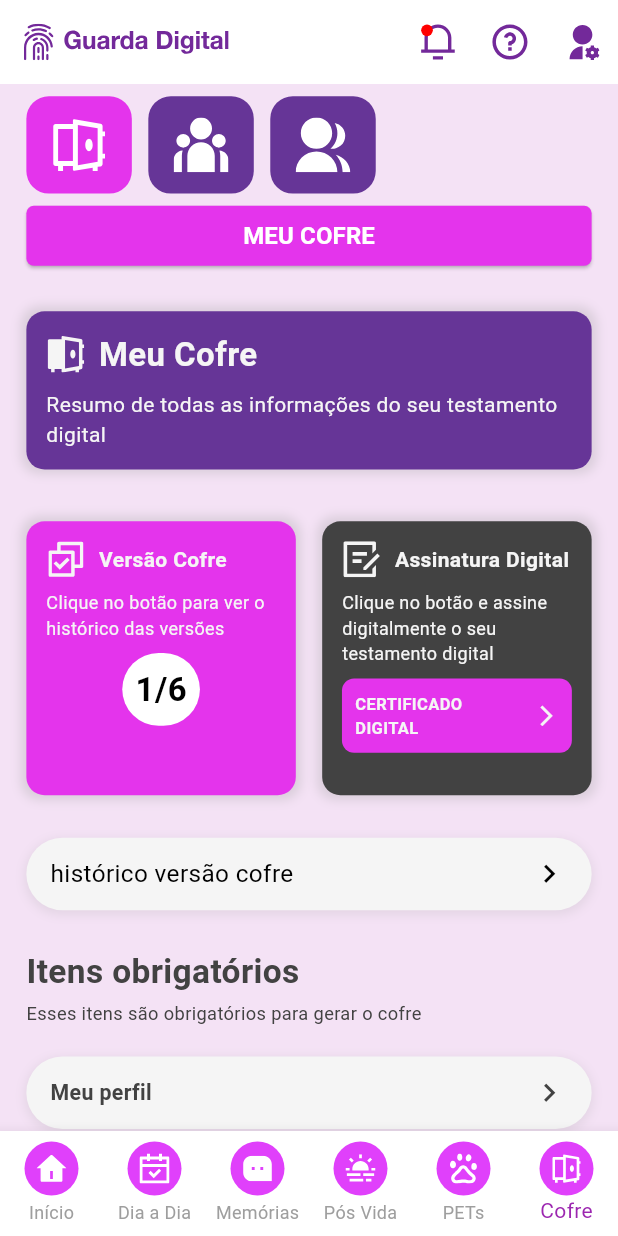
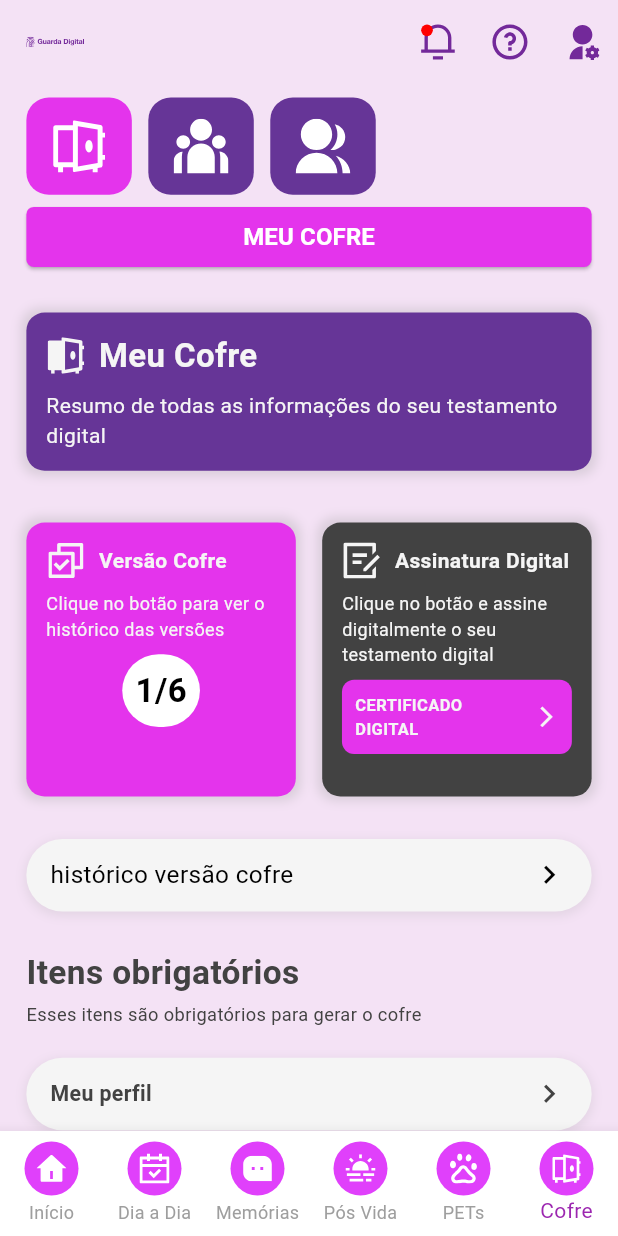
Before and after one commit to Daniel-Ryro/flutter-teste, a Flutter app: the VaultScreen screen opened by its route, on a phone screen of 412 x 824 dp. Run offline on Flutter 3.47's test engine with Material 3 defaults, Android fonts, the phone set to English and light mode, and no system bars; our stand-ins replace dio, flutter_screenutil, flutter_secure_storage, flutter_svg, get_it; accounts and stored records are empty.

Commit message:
create custom app bar

```diff
--- a/lib/core/widgets/custom_app_bar.dart
+++ b/lib/core/widgets/custom_app_bar.dart
@@ -1,31 +1,50 @@
 import 'package:flutter/material.dart';
+import 'package:flutter_screenutil/flutter_screenutil.dart';
 import 'package:flutter_svg/flutter_svg.dart';
-import 'package:flutter_screenutil/flutter_screenutil.dart';
 
 class CustomAppBar extends StatelessWidget implements PreferredSizeWidget {
-  final String logoPath;
-  final List<Widget> actions;
+  final String? leftIconPath;
+  final List<String> iconPaths;
+  final double leftIconSize;
 
   const CustomAppBar({
-    super.key,
-    this.logoPath = 'assets/icon/loco_horizontal_ic.svg', // Caminho padrão para o logo
-    this.actions = const [], // Ações padrão vazias
-  });
+    Key? key,
+    this.leftIconPath,
+    this.iconPaths = const [],
+    this.leftIconSize = 32.0,
+  }) : super(key: key);
 
   @override
   Widget build(BuildContext context) {
     return AppBar(
-      backgroundColor: Colors.white,
+      backgroundColor: Colors.transparent,
       elevation: 0,
-      automaticallyImplyLeading: false,
-      title: SvgPicture.asset(
-        logoPath,
-        height: 24.h,
-      ),
-      actions: actions,
+      leading: leftIconPath != null
+          ? Padding(
+              padding: EdgeInsets.only(left: 16.w),
+              child: SizedBox(
+                width: leftIconSize.w,
+                height: leftIconSize.h,
+                child: SvgPicture.asset(
+                  leftIconPath!,
+                  fit: BoxFit.contain,
+                ),
+              ),
+            )
+          : null,
+      actions: _buildAppBarIcons(),
     );
   }
 
+  List<Widget> _buildAppBarIcons() {
+    return iconPaths.map((svgPath) {
+      return IconButton(
+        icon: SvgPicture.asset(svgPath, width: 24.w, height: 24.h),
+        onPressed: () {},
+      );
+    }).toList();
+  }
+
   @override
-  Size get preferredSize => const Size.fromHeight(kToolbarHeight);
+  Size get preferredSize => Size.fromHeight(56.h);
 }
--- /dev/null
+++ b/lib/core/widgets/tab_icon_row_widget.dart
@@ -0,0 +1,40 @@
+import 'package:flutter/material.dart';
+import 'package:flutter_screenutil/flutter_screenutil.dart';
+
+import '../../../styles.dart';
+import 'icon_rounded_button.dart';
+
+class TabIconRow extends StatelessWidget {
+  final List<String> icons;
+  final int selectedIndex;
+  final Function(int) onTabSelected;
+
+  const TabIconRow({
+    Key? key,
+    required this.icons,
+    required this.selectedIndex,
+    required this.onTabSelected,
+  }) : super(key: key);
+
+  @override
+  Widget build(BuildContext context) {
+    return Row(
+      children: icons.asMap().entries.map((entry) {
+        int index = entry.key;
+        String iconPath = entry.value;
+        return Padding(
+          padding: EdgeInsets.only(right: index < icons.length - 1 ? 10.w : 0),
+          child: IconRoundedButton(
+            svgPath: iconPath,
+            color: selectedIndex == index ? AppColors.pink : AppColors.primary,
+            onPressed: () => onTabSelected(index),
+            width: 64.w,
+            height: 64.h,
+            iconSize: 36.sp,
+            iconColor: Colors.white,
+          ),
+        );
+      }).toList(),
+    );
+  }
+}
--- a/lib/features/home/presentation/home_screen.dart
+++ b/lib/features/home/presentation/home_screen.dart
@@ -15,32 +15,12 @@ class HomeScreen extends StatelessWidget {
   Widget build(BuildContext context) {
     return Scaffold(
       backgroundColor: AppColors.onbackground,
-      appBar: CustomAppBar(
-        actions: [
-          IconButton(
-            icon: SvgPicture.asset(
-              'assets/icon/notification_ic.svg',
-              width: 24.w,
-              height: 24.h,
-            ),
-            onPressed: () {},
-          ),
-          IconButton(
-            icon: SvgPicture.asset(
-              'assets/icon/help_ic.svg',
-              width: 24.w,
-              height: 24.h,
-            ),
-            onPressed: () {},
-          ),
-          IconButton(
-            icon: SvgPicture.asset(
-              'assets/icon/user_setting_ic.svg',
-              width: 24.w,
-              height: 24.h,
-            ),
-            onPressed: () {},
-          ),
+      appBar: const CustomAppBar(
+        leftIconPath: 'assets/icon/loco_horizontal_ic.svg',
+        iconPaths: [
+          'assets/icon/notification_ic.svg',
+          'assets/icon/help_ic.svg',
+          'assets/icon/user_setting_ic.svg',
         ],
       ),
       body: SingleChildScrollView(
--- a/lib/features/vault/presentation/beneficiary_content.dart
+++ b/lib/features/vault/presentation/beneficiary_content.dart
@@ -53,7 +53,7 @@ class BeneficiaryContent extends StatelessWidget {
             ),
           ),
         ),
-         CompactUserCard(
+        CompactUserCard(
           name: 'John Doe',
           email: 'johndoe@example.com',
           avatarColor: AppColors.pink,
@@ -63,9 +63,7 @@ class BeneficiaryContent extends StatelessWidget {
             Icons.arrow_forward_ios,
             color: Colors.black,
           ),
-          onTap: () {
-            // Handle card tap
-          },
+          onTap: () {},
         ),
       ],
     );
@@ -106,7 +104,6 @@ class BeneficiaryContent extends StatelessWidget {
                 Navigator.of(context).pop();
               },
               onSave: () {
-                // Handle save action
                 Navigator.of(context).pop();
               },
             ),
--- a/lib/features/vault/presentation/vault_screen.dart
+++ b/lib/features/vault/presentation/vault_screen.dart
@@ -3,12 +3,11 @@ import 'package:guarda_digital_flutter/features/vault/presentation/beneficiary_c
 import 'package:guarda_digital_flutter/features/vault/presentation/vault_content.dart';
 import 'package:guarda_digital_flutter/features/vault/presentation/executors_content.dart';
 import 'package:flutter_screenutil/flutter_screenutil.dart';
-import 'package:flutter_svg/flutter_svg.dart';
 import 'package:guarda_digital_flutter/styles.dart';
 
 import '../../../core/widgets/custom_app_bar.dart';
 import '../../../core/widgets/custom_bottom_navigation_bar.dart';
-import '../../../core/widgets/icon_rounded_button.dart';
+import '../../../core/widgets/tab_icon_row_widget.dart';
 
 class VaultScreen extends StatefulWidget {
   const VaultScreen({super.key});
@@ -24,64 +23,38 @@ class _VaultScreenState extends State<VaultScreen> {
   Widget build(BuildContext context) {
     return Scaffold(
       backgroundColor: AppColors.onbackground,
-      appBar: CustomAppBar(
-        actions: _buildAppBarActions(),
+       appBar: const CustomAppBar(
+        leftIconPath: 'assets/icon/loco_horizontal_ic.svg',
+        iconPaths: [
+          'assets/icon/notification_ic.svg',
+          'assets/icon/help_ic.svg',
+          'assets/icon/user_setting_ic.svg',
+        ],
       ),
       body: SingleChildScrollView(
         padding: EdgeInsets.symmetric(horizontal: 16.w, vertical: 8.h),
         child: Column(
           crossAxisAlignment: CrossAxisAlignment.start,
           children: [
-            _buildIconButtonsRow(),
+            TabIconRow(
+              icons: const [
+                'assets/icon/vault_ic.svg',
+                'assets/icon/comunity_ic.svg',
+                'assets/icon/persons_ic.svg',
+              ],
+              selectedIndex: _selectedTabIndex,
+              onTabSelected: (index) {
+                setState(() {
+                  _selectedTabIndex = index;
+                });
+              },
+            ),
             SizedBox(height: 4.h),
             _buildContent(),
           ],
         ),
       ),
       bottomNavigationBar: const CustomBottomNavigationBar(currentIndex: 5),
-    );
-  }
-
-  List<Widget> _buildAppBarActions() {
-    return [
-      _buildAppBarIcon('assets/icon/notification_ic.svg'),
-      _buildAppBarIcon('assets/icon/help_ic.svg'),
-      _buildAppBarIcon('assets/icon/user_setting_ic.svg'),
-    ];
-  }
-
-  Widget _buildAppBarIcon(String svgPath) {
-    return IconButton(
-      icon: SvgPicture.asset(svgPath, width: 24.w, height: 24.h),
-      onPressed: () {},
-    );
-  }
-
-  Widget _buildIconButtonsRow() {
-    return Row(
-      children: [
-        _buildIconButton('assets/icon/vault_ic.svg', 0),
-        SizedBox(width: 10.w),
-        _buildIconButton('assets/icon/comunity_ic.svg', 1),
-        SizedBox(width: 10.w),
-        _buildIconButton('assets/icon/persons_ic.svg', 2),
-      ],
-    );
-  }
-
-  Widget _buildIconButton(String svgPath, int index) {
-    return IconRoundedButton(
-      svgPath: svgPath,
-      color: _selectedTabIndex == index ? AppColors.pink : AppColors.primary,
-      onPressed: () {
-        setState(() {
-          _selectedTabIndex = index;
-        });
-      },
-      width: 64.w,
-      height: 64.h,
-      iconSize: 36.sp,
-      iconColor: Colors.white,
     );
   }
 
```
